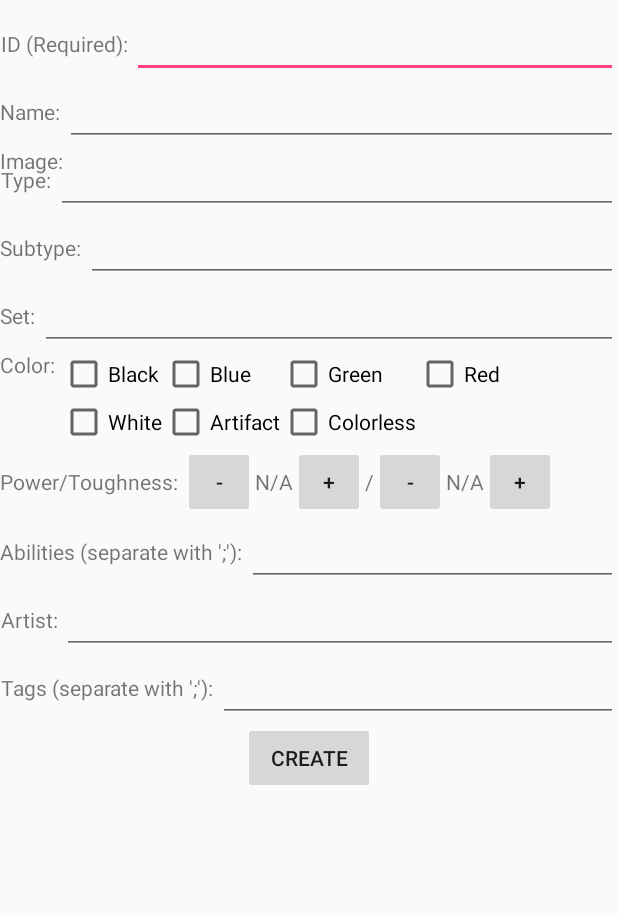
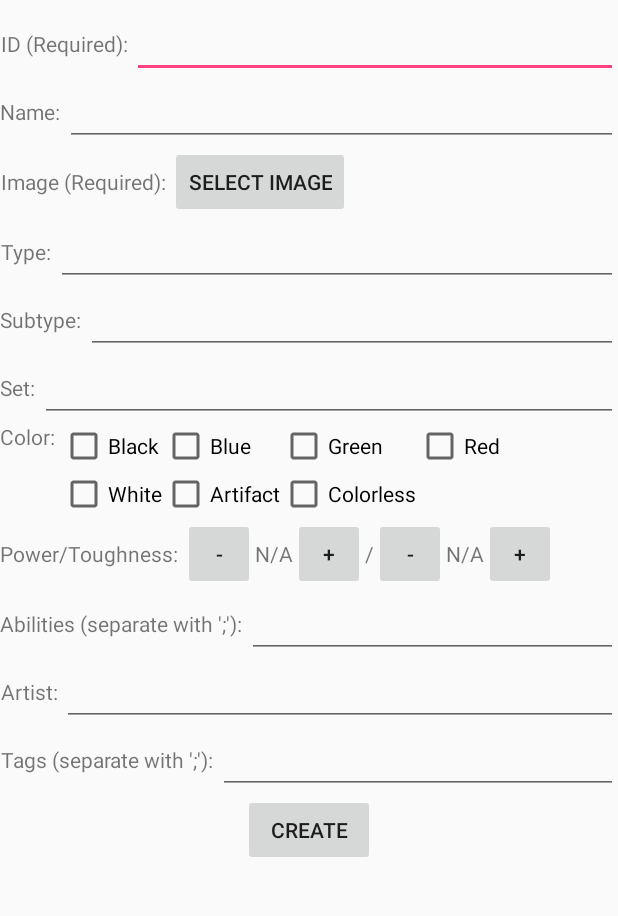
Before and after one commit to alashby/CS449-Project-TokenUp, an Android app: the CreateTokenActivity screen opened directly, with no data from a screen before it, on a phone screen of 412 x 824 dp, the part 50-966 px from its top. Run offline under Robolectric (Android 15) with nearby library versions, the light colour scheme and no system bars.

Commit message:
Iteration 5 Completed
Added token creation functionality

```diff
--- a/CS449-Project-TokenUp/TokenUp/app/src/main/res/layout/activity_create_token.xml
+++ b/CS449-Project-TokenUp/TokenUp/app/src/main/res/layout/activity_create_token.xml
@@ -61,8 +61,27 @@
             android:layout_height="wrap_content"
             android:layout_alignParentStart="true"
             android:layout_below="@id/input_name"
+            android:layout_alignTop="@id/image_token"
+            android:layout_alignBottom="@id/image_token"
             android:gravity="center"
-            android:text="Image: " />
+            android:text="Image (Required): " />
+
+        <Button
+            android:id="@+id/button_img"
+            android:layout_width="wrap_content"
+            android:layout_height="wrap_content"
+            android:layout_below="@id/input_name"
+            android:layout_toRightOf="@id/text_img"
+            android:text="Select Image"
+            android:onClick="selectImg"/>
+
+        <ImageView
+            android:id="@+id/image_token"
+            android:layout_width="@android:dimen/app_icon_size"
+            android:layout_height="@android:dimen/app_icon_size"
+            android:layout_below="@+id/input_name"
+            android:layout_toRightOf="@id/button_img"
+            android:visibility="visible" />
 
         <TextView
             android:id="@+id/text_type"
@@ -71,7 +90,7 @@
             android:layout_alignBottom="@id/input_type"
             android:layout_alignParentStart="true"
             android:layout_alignTop="@id/input_type"
-            android:layout_below="@id/text_img"
+            android:layout_below="@id/button_img"
             android:gravity="center"
             android:text="Type: " />
 
@@ -79,7 +98,7 @@
             android:id="@+id/input_type"
             android:layout_width="match_parent"
             android:layout_height="wrap_content"
-            android:layout_below="@id/input_name"
+            android:layout_below="@id/button_img"
             android:layout_toRightOf="@id/text_type"
             android:ems="10"
             android:inputType="textPersonName" />
@@ -148,28 +167,24 @@
                     android:id="@+id/checkbox_black"
                     android:layout_width="wrap_content"
                     android:layout_height="wrap_content"
-                    android:onClick="checkColor"
                     android:text="Black" />
 
                 <CheckBox
                     android:id="@+id/checkbox_blue"
                     android:layout_width="wrap_content"
                     android:layout_height="wrap_content"
-                    android:onClick="checkColor"
                     android:text="Blue" />
 
                 <CheckBox
                     android:id="@+id/checkbox_green"
                     android:layout_width="wrap_content"
                     android:layout_height="wrap_content"
-                    android:onClick="checkColor"
                     android:text="Green" />
 
                 <CheckBox
                     android:id="@+id/checkbox_red"
                     android:layout_width="wrap_content"
                     android:layout_height="wrap_content"
-                    android:onClick="checkColor"
                     android:text="Red" />
 
             </TableRow>
@@ -182,21 +197,18 @@
                     android:id="@+id/checkbox_white"
                     android:layout_width="wrap_content"
                     android:layout_height="wrap_content"
-                    android:onClick="checkColor"
                     android:text="White" />
 
                 <CheckBox
                     android:id="@+id/checkbox_artifact"
                     android:layout_width="wrap_content"
                     android:layout_height="wrap_content"
-                    android:onClick="checkColor"
                     android:text="Artifact" />
 
                 <CheckBox
                     android:id="@+id/checkbox_colorless"
                     android:layout_width="wrap_content"
                     android:layout_height="wrap_content"
-                    android:onClick="checkColor"
                     android:text="Colorless" />
             </TableRow>
 
@@ -222,7 +234,8 @@
                 style="@style/Widget.AppCompat.Button.Small"
                 android:layout_width="wrap_content"
                 android:layout_height="wrap_content"
-                android:text="@string/dec" />
+                android:text="@string/dec"
+                android:onClick="decPower"/>
 
             <TextView
                 android:id="@+id/text_power"
@@ -236,7 +249,8 @@
                 style="@style/Widget.AppCompat.Button.Small"
                 android:layout_width="wrap_content"
                 android:layout_height="wrap_content"
-                android:text="@string/inc" />
+                android:text="@string/inc"
+                android:onClick="incPower"/>
 
             <TextView
                 android:id="@+id/text_slash"
@@ -250,7 +264,8 @@
                 style="@style/Widget.AppCompat.Button.Small"
                 android:layout_width="wrap_content"
                 android:layout_height="wrap_content"
-                android:text="@string/dec" />
+                android:text="@string/dec"
+                android:onClick="decToughness"/>
 
             <TextView
                 android:id="@+id/text_toughness"
@@ -264,7 +279,8 @@
                 style="@style/Widget.AppCompat.Button.Small"
                 android:layout_width="wrap_content"
                 android:layout_height="wrap_content"
-                android:text="@string/inc" />
+                android:text="@string/inc"
+                android:onClick="incToughness"/>
 
         </LinearLayout>
 
```
Also changed, not shown: CS449-Project-TokenUp/TokenUp/app/src/main/java/com/github/cs449project/CreateTokenActivity.java (+134 -20 lines), CS449-Project-TokenUp/TokenUp/app/src/main/java/com/github/cs449project/DatabaseAccess.java (+44 -111 lines), CS449-Project-TokenUp/TokenUp/app/src/main/java/com/github/cs449project/InvalidInputException.java (+11 -0 lines), CS449-Project-TokenUp/TokenUp/app/src/main/java/com/github/cs449project/Tokens.java (+14 -2 lines), 134 other files.
